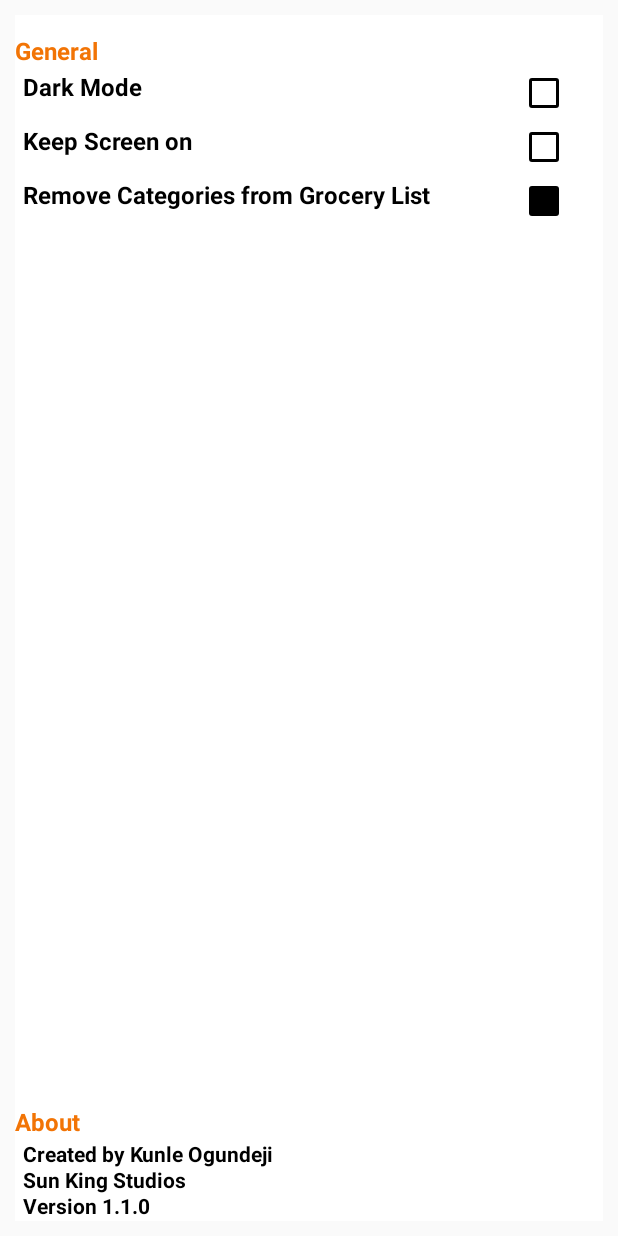
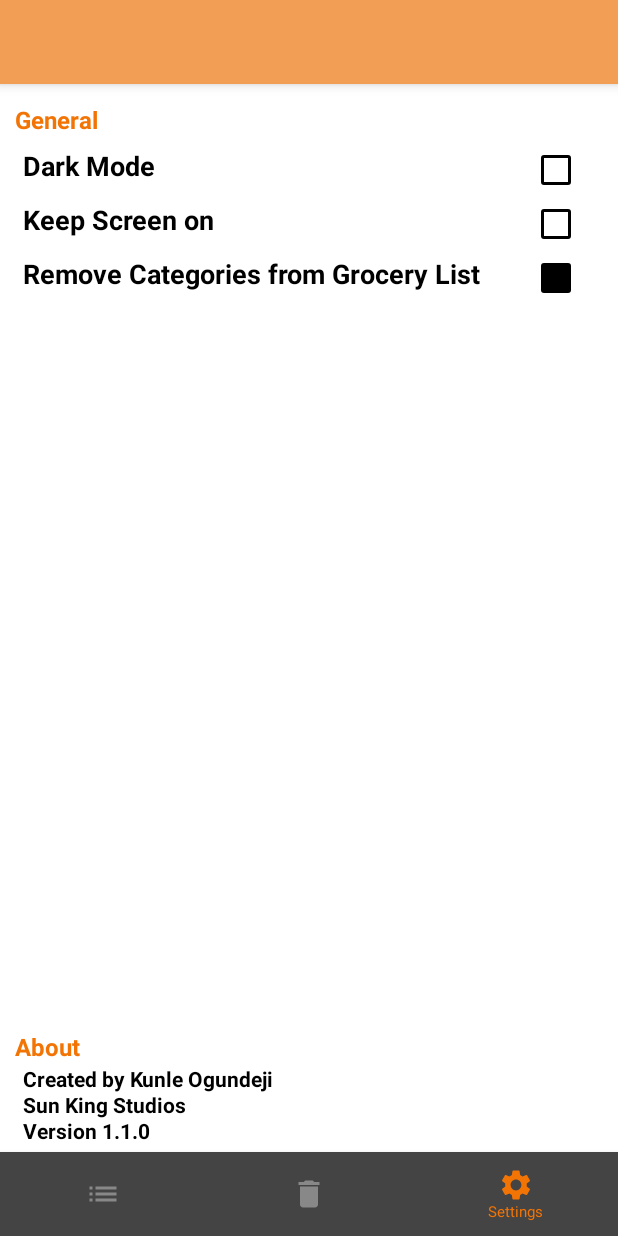
Before and after one commit to KOgundeji/Meal-Planning-App, an Android app built with Jetpack Compose: the SettingsScreen screen opened through its navigation route, on a phone screen of 412 x 824 dp. Run offline under Robolectric (Android 15) with nearby library versions, the phone set to English and light mode, and no system bars.

Commit message:
set up bottom nav bar
Also set up scaffolding on MainActivity, slightly changed screens to accomodate

```diff
--- a/app/src/main/java/com/kunle/aisle9b/MainActivity.kt
+++ b/app/src/main/java/com/kunle/aisle9b/MainActivity.kt
@@ -1,42 +1,69 @@
 package com.kunle.aisle9b
 
+import android.annotation.SuppressLint
 import android.os.Bundle
 import androidx.activity.ComponentActivity
 import androidx.activity.compose.setContent
-import androidx.compose.foundation.layout.fillMaxSize
-import androidx.compose.material.MaterialTheme
-import androidx.compose.material.Surface
+import androidx.compose.foundation.layout.Arrangement
+import androidx.compose.foundation.layout.Row
+import androidx.compose.foundation.layout.padding
+import androidx.compose.foundation.layout.size
+import androidx.compose.material.Icon
+import androidx.compose.material.Scaffold
 import androidx.compose.material.Text
+import androidx.compose.material.TopAppBar
+import androidx.compose.material.icons.Icons
+import androidx.compose.material.icons.filled.ArrowBack
 import androidx.compose.runtime.Composable
+import androidx.compose.ui.Alignment
 import androidx.compose.ui.Modifier
+import androidx.compose.ui.graphics.Color
+import androidx.compose.ui.text.font.FontStyle
+import androidx.compose.ui.text.font.FontWeight
 import androidx.compose.ui.tooling.preview.Preview
+import androidx.compose.ui.unit.dp
+import androidx.compose.ui.unit.sp
+import androidx.lifecycle.viewmodel.compose.viewModel
+import androidx.navigation.compose.rememberNavController
 import com.kunle.aisle9b.navigation.Aisle9Navigation
-import com.kunle.aisle9b.screens.ListScreen
+import com.kunle.aisle9b.navigation.BottomNavigationBar9
+import com.kunle.aisle9b.screens.ShoppingViewModel
 import com.kunle.aisle9b.ui.theme.Aisle9bTheme
+import com.kunle.aisle9b.ui.theme.OrangeTintDark
 
 class MainActivity : ComponentActivity() {
     override fun onCreate(savedInstanceState: Bundle?) {
         super.onCreate(savedInstanceState)
         setContent {
-            Aisle9App {
-                Aisle9Navigation()
+            val navController = rememberNavController()
+            val shoppingViewModel = viewModel<ShoppingViewModel>()
+            Aisle9bTheme {
+                Scaffold(
+                    topBar = {
+                        TopAppBar(
+                            backgroundColor = OrangeTintDark,
+                            elevation = 5.dp,
+                        ) {
+                            Text(
+                                text = "",
+                                fontSize = 36.sp,
+                                fontWeight = FontWeight.Bold,
+                                fontStyle = FontStyle.Italic,
+                                color = Color.Black,
+                                modifier = Modifier.padding(start = 10.dp)
+                            )
+                        }
+                    }, bottomBar = {
+                        BottomNavigationBar9(
+                            items = shoppingViewModel.screenList,
+                            navController = navController,
+                            onItemClick = {
+                                navController.navigate(it.route)
+                            })
+                    }) {
+                    Aisle9Navigation(navController, Modifier.padding(it))
+                }
             }
         }
     }
 }
-
-@Composable
-private fun Aisle9App(content: @Composable () -> Unit) {
-    Aisle9bTheme {
-        content()
-    }
-}
-
-
-@Preview(showBackground = true)
-@Composable
-fun DefaultPreview() {
-    Aisle9App {
-        Aisle9Navigation()
-    }
-}
--- a/app/src/main/java/com/kunle/aisle9b/navigation/Aisle9Navigation.kt
+++ b/app/src/main/java/com/kunle/aisle9b/navigation/Aisle9Navigation.kt
@@ -1,28 +1,71 @@
 package com.kunle.aisle9b.navigation
 
-import android.provider.Settings
+
+import androidx.compose.foundation.layout.Column
+import androidx.compose.material.*
 import androidx.compose.runtime.Composable
+import androidx.compose.ui.Alignment
+import androidx.compose.ui.Modifier
+import androidx.compose.ui.graphics.Color
+import androidx.compose.ui.text.style.TextAlign
+import androidx.compose.ui.unit.dp
+import androidx.compose.ui.unit.sp
+import androidx.navigation.NavController
+import androidx.navigation.NavHostController
 import androidx.navigation.compose.NavHost
 import androidx.navigation.compose.composable
-import androidx.navigation.compose.rememberNavController
+import androidx.navigation.compose.currentBackStackEntryAsState
 import com.kunle.aisle9b.screens.ListScreen
 import com.kunle.aisle9b.screens.MealScreen
 import com.kunle.aisle9b.screens.SettingsScreen
+import com.kunle.aisle9b.ui.theme.BaseOrange
 
 @Composable
-fun Aisle9Navigation() {
-    val navController = rememberNavController()
+fun Aisle9Navigation(navController: NavHostController, modifier: Modifier = Modifier) {
     NavHost(navController = navController, startDestination = GroceryScreens.MealScreen.name) {
-        composable(route = GroceryScreens.GroceryScreen.name) {
-            ListScreen(navController)
-        }
-        composable(route = GroceryScreens.MealScreen.name) {
-            MealScreen()
-//            MealScreen(navController = navController)
-        }
-        composable(route = GroceryScreens.SettingsScreen.name) {
-            SettingsScreen()
+        composable(route = GroceryScreens.GroceryScreen.name) { ListScreen(modifier) }
+        composable(route = GroceryScreens.MealScreen.name) { MealScreen(modifier) }
+        composable(route = GroceryScreens.SettingsScreen.name) { SettingsScreen(modifier) }
+    }
+}
+
+@Composable
+fun BottomNavigationBar9(
+    items: List<BottomNavItem>,
+    navController: NavController,
+    modifier: Modifier = Modifier,
+    onItemClick: (BottomNavItem) -> Unit
+) {
+    val backStackEntry = navController.currentBackStackEntryAsState()
+    BottomNavigation(
+        modifier = modifier,
+        backgroundColor = Color.DarkGray,
+        elevation = 5.dp
+    ) {
+        items.forEach { item ->
+            val selected = item.route == backStackEntry.value?.destination?.route
+            //its checking if the current navController route is the same as the selected route. If it is, highlight the item
+            BottomNavigationItem(
+                selected = selected,
+                selectedContentColor = BaseOrange,
+                unselectedContentColor = Color.Gray,
+                onClick = { onItemClick(item) },
+                icon = {
+                    Column(horizontalAlignment = Alignment.CenterHorizontally) {
+                        if (item.badgeCount > 0) {
+                            BadgedBox(badge = {
+                                Badge { Text(text = item.badgeCount.toString()) }
+                            }) {
+                                Icon(imageVector = item.icon, contentDescription = item.name)
+                            }
+                        } else {
+                            Icon(imageVector = item.icon, contentDescription = item.name)
+                        }
+                        if (selected) {
+                            Text(text = item.name, textAlign = TextAlign.Center, fontSize = 10.sp)
+                        }
+                    }
+                })
         }
     }
-
 }
--- /dev/null
+++ b/app/src/main/java/com/kunle/aisle9b/navigation/BottomNavItem.kt
@@ -0,0 +1,10 @@
+package com.kunle.aisle9b.navigation
+
+import androidx.compose.ui.graphics.vector.ImageVector
+
+data class BottomNavItem(
+    val name: String,
+    val route: String,
+    val icon: ImageVector,
+    val badgeCount: Int = 0
+)
--- a/app/src/main/java/com/kunle/aisle9b/navigation/GroceryScreens.kt
+++ b/app/src/main/java/com/kunle/aisle9b/navigation/GroceryScreens.kt
@@ -4,4 +4,15 @@ enum class GroceryScreens {
     GroceryScreen,
     MealScreen,
     SettingsScreen;
+
+    companion object {
+        fun fromRoute(route:String?): GroceryScreens
+        = when(route?.substringBefore("/")) {
+            GroceryScreen.name -> GroceryScreen
+            MealScreen.name -> MealScreen
+            SettingsScreen.name -> SettingsScreen
+            null -> GroceryScreen
+            else -> throw java.lang.IllegalArgumentException("Route $route is not recognized")
+        }
+    }
 }
--- a/app/src/main/java/com/kunle/aisle9b/screens/ListScreen.kt
+++ b/app/src/main/java/com/kunle/aisle9b/screens/ListScreen.kt
@@ -8,7 +8,7 @@ import androidx.compose.ui.tooling.preview.Preview
 import androidx.navigation.NavController
 
 @Composable
-fun ListScreen(navController: NavController) {
-    Surface(modifier = Modifier.fillMaxSize(1f)) {
+fun ListScreen(modifier: Modifier = Modifier) {
+    Surface(modifier = modifier.fillMaxSize(1f)) {
     }
 }
--- a/app/src/main/java/com/kunle/aisle9b/screens/MealScreen.kt
+++ b/app/src/main/java/com/kunle/aisle9b/screens/MealScreen.kt
@@ -23,41 +23,13 @@ import com.kunle.aisle9b.ui.theme.BaseOrange
 import com.kunle.aisle9b.ui.theme.OrangeTintDark
 
 @Composable
-fun MealScreen() {
-    Scaffold(topBar = {
-        TopAppBar(
-            backgroundColor = OrangeTintDark,
-            elevation = 5.dp,
-        ) {
-            Row(horizontalArrangement = Arrangement.Start) {
-                Icon(
-                    imageVector = Icons.Filled.ArrowBack,
-                    contentDescription = "Back arrow",
-                    tint = Color.Black,
-                    modifier = Modifier
-                        .size(36.dp)
-                        .align(Alignment.CenterVertically),
-                )
-                Text(
-                    text = "Meals",
-                    fontSize = 36.sp,
-                    fontWeight = FontWeight.Bold,
-                    fontStyle = FontStyle.Italic,
-                    color = Color.Black,
-                    modifier = Modifier.padding(start = 10.dp)
-                )
-            }
-        }
-    }) {
-        Surface(modifier = Modifier.padding(it)) {
-            Column {
-                AddDeleteBar()
-                MealListContent()
-            }
-
+fun MealScreen(modifier: Modifier = Modifier) {
+    Surface(modifier = modifier.fillMaxSize()){
+        Column {
+            AddDeleteBar()
+            MealListContent()
         }
     }
-
 }
 
 val fakeMealList: List<Meal> = listOf(
--- a/app/src/main/java/com/kunle/aisle9b/screens/SettingsScreen.kt
+++ b/app/src/main/java/com/kunle/aisle9b/screens/SettingsScreen.kt
@@ -20,28 +20,29 @@ import com.kunle.aisle9b.ui.theme.BaseOrange
 import com.kunle.aisle9b.ui.theme.OrangeTintLight
 
 @Composable
-fun SettingsScreen() {
+fun SettingsScreen(modifier: Modifier = Modifier) {
     val darkMode = remember { mutableStateOf(false) }
     val screenPermOn = remember { mutableStateOf(false) }
     val categories = remember { mutableStateOf(true) }
 
-    Surface(modifier = Modifier.padding(10.dp)) {
+    Surface(modifier = modifier) {
         Column {
             Spacer(modifier = Modifier.height(15.dp))
             Text(
                 text = "General",
                 fontWeight = FontWeight.Bold,
                 color = BaseOrange,
-                fontSize = 16.sp
+                fontSize = 16.sp,
+                modifier = Modifier.padding(start = 10.dp, bottom = 5.dp)
             )
             Row {
                 Text(
                     text = "Dark Mode",
                     fontWeight = FontWeight.Bold,
                     color = Color.Black,
-                    fontSize = 16.sp,
+                    fontSize = 18.sp,
                     modifier = Modifier
-                        .padding(5.dp)
+                        .padding(start = 15.dp, top = 5.dp, bottom = 5.dp)
                         .weight(.8f)
                 )
                 Checkbox(
@@ -64,9 +65,9 @@ fun SettingsScreen() {
                     text = "Keep Screen on",
                     fontWeight = FontWeight.Bold,
                     color = Color.Black,
-                    fontSize = 16.sp,
+                    fontSize = 18.sp,
                     modifier = Modifier
-                        .padding(5.dp)
+                        .padding(start = 15.dp, top = 5.dp, bottom = 5.dp)
                         .weight(.8f)
                 )
                 Checkbox(
@@ -89,9 +90,9 @@ fun SettingsScreen() {
                     text = "Remove Categories from Grocery List",
                     fontWeight = FontWeight.Bold,
                     color = Color.Black,
-                    fontSize = 16.sp,
+                    fontSize = 18.sp,
                     modifier = Modifier
-                        .padding(5.dp)
+                        .padding(start = 15.dp, top = 5.dp, bottom = 5.dp)
                         .weight(.8f)
                 )
                 Checkbox(
@@ -117,27 +118,29 @@ fun SettingsScreen() {
                     fontWeight = FontWeight.Bold,
                     color = BaseOrange,
                     fontSize = 16.sp,
+                    modifier = Modifier
+                        .padding(start = 10.dp)
                 )
                 Text(
                     text = "Created by Kunle Ogundeji",
                     fontWeight = FontWeight.Bold,
                     color = Color.Black,
                     fontSize = 14.sp,
-                    modifier = Modifier.padding(start = 5.dp, top = 4.dp, bottom = 1.dp)
+                    modifier = Modifier.padding(start = 15.dp, top = 4.dp, bottom = 1.dp)
                 )
                 Text(
                     text = "Sun King Studios",
                     fontWeight = FontWeight.Bold,
                     color = Color.Black,
                     fontSize = 14.sp,
-                    modifier = Modifier.padding(start = 5.dp, bottom = 1.dp)
+                    modifier = Modifier.padding(start = 15.dp, bottom = 1.dp)
                 )
                 Text(
                     text = "Version 1.1.0",
                     fontWeight = FontWeight.Bold,
                     color = Color.Black,
                     fontSize = 14.sp,
-                    modifier = Modifier.padding(start = 5.dp, bottom = 1.dp)
+                    modifier = Modifier.padding(start = 15.dp, bottom = 5.dp)
                 )
             }
         }
--- a/app/src/main/java/com/kunle/aisle9b/screens/ShoppingViewModel.kt
+++ b/app/src/main/java/com/kunle/aisle9b/screens/ShoppingViewModel.kt
@@ -1,8 +1,30 @@
 package com.kunle.aisle9b.screens
 
-import androidx.compose.runtime.mutableStateOf
+import androidx.compose.material.icons.Icons
+import androidx.compose.material.icons.filled.Delete
+import androidx.compose.material.icons.filled.List
+import androidx.compose.material.icons.filled.Settings
 import androidx.lifecycle.ViewModel
+import com.kunle.aisle9b.navigation.BottomNavItem
+import com.kunle.aisle9b.navigation.GroceryScreens
 
 class ShoppingViewModel : ViewModel() {
+    val screenList = listOf(
+        BottomNavItem(
+            name = "Grocery List",
+            route = GroceryScreens.GroceryScreen.name,
+            icon = Icons.Filled.List
+        ),
+        BottomNavItem(
+            name = "Meals",
+            route = GroceryScreens.MealScreen.name,
+            icon = Icons.Filled.Delete
+        ),
+        BottomNavItem(
+            name = "Settings",
+            route = GroceryScreens.SettingsScreen.name,
+            icon = Icons.Filled.Settings
+        )
+    )
 
 }
```
